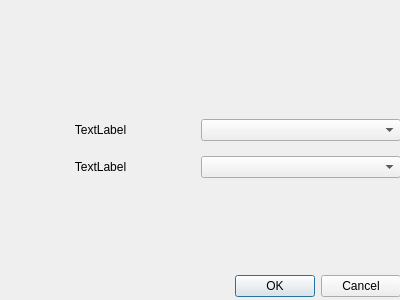
The window that app/src/dialogpreferences.ui (intelek2al/CPP-Uamp) describes before a commit, drawn with Qt 5.
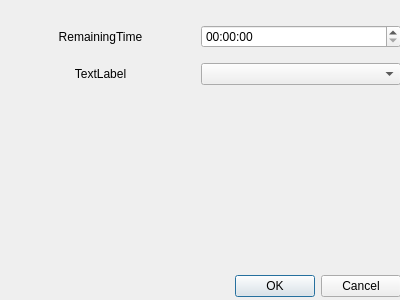
The same window after the commit.

Diff of the .ui file:
```diff
--- a/app/src/dialogpreferences.ui
+++ b/app/src/dialogpreferences.ui
@@ -45,19 +45,6 @@
     <property name="topMargin">
      <number>10</number>
     </property>
-    <item>
-     <spacer name="verticalSpacer_2">
-      <property name="orientation">
-       <enum>Qt::Vertical</enum>
-      </property>
-      <property name="sizeHint" stdset="0">
-       <size>
-        <width>20</width>
-        <height>40</height>
-       </size>
-      </property>
-     </spacer>
-    </item>
     <item>
      <layout class="QHBoxLayout" name="horizontalLayout_2">
       <property name="topMargin">
@@ -69,7 +56,7 @@
       <item>
        <widget class="QLabel" name="label_2">
         <property name="text">
-         <string>TextLabel</string>
+         <string>RemainingTime</string>
         </property>
         <property name="alignment">
          <set>Qt::AlignCenter</set>
@@ -77,7 +64,7 @@
        </widget>
       </item>
       <item>
-       <widget class="QComboBox" name="comboBox_2"/>
+       <widget class="QTimeEdit" name="timeEdit"/>
       </item>
      </layout>
     </item>
```
Left out of the diff: 2 changed lines with no effect on the pictures.
